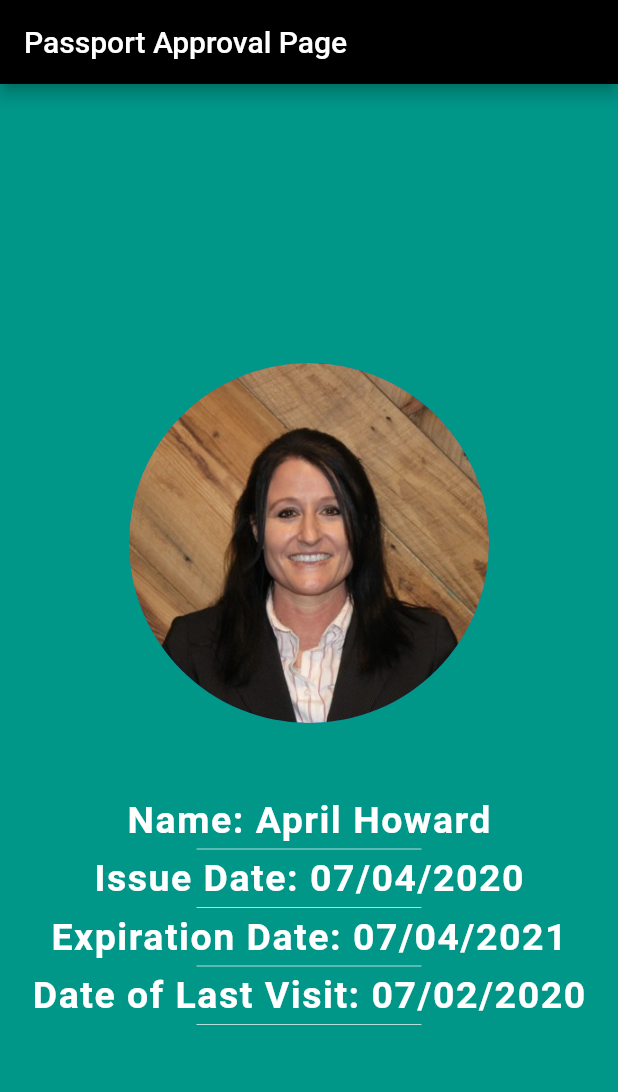
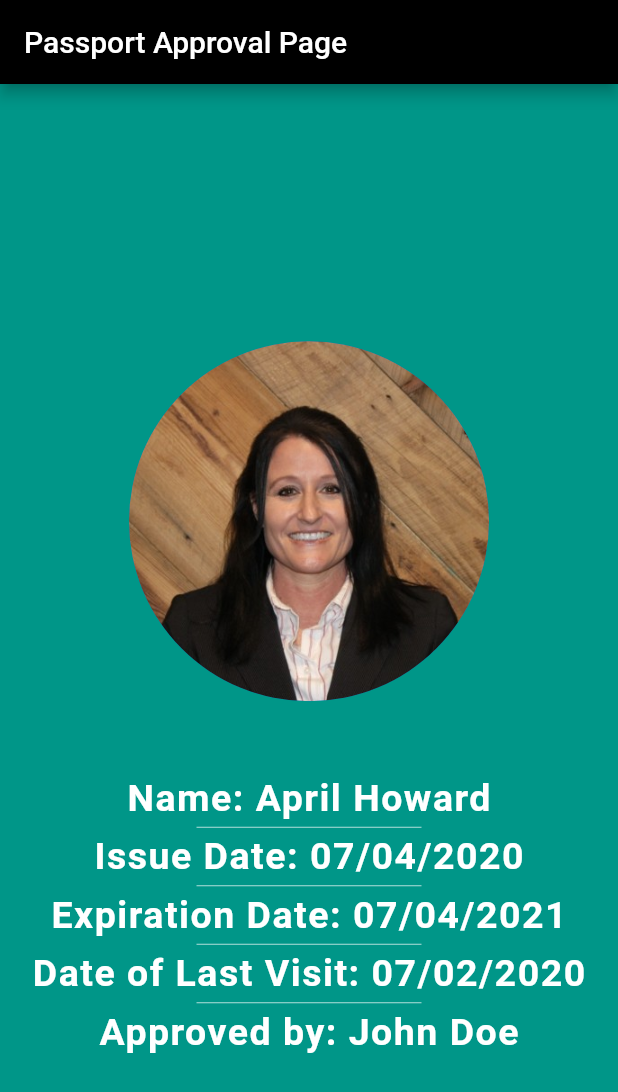
Before and after one commit to apphow/start_to_finish, a Flutter app: the screen it shows after launch, on a phone screen of 412 x 824 dp. Shown: the top 1092 px of the screen. Run offline on Flutter 3.47's test engine with Material 2 defaults, Android fonts, the phone set to English and light mode, and no system bars.

Commit message:
added Approved by field

```diff
--- a/lib/main.dart
+++ b/lib/main.dart
@@ -92,6 +92,15 @@ class MyPassport extends StatelessWidget {
                       color: Colors.teal.shade100,
                     ),
                   ),
+                  Text(
+                    'Approved by: John Doe',
+                    style: TextStyle(
+                      fontSize: 25.0,
+                      fontWeight: FontWeight.bold,
+                      color: Colors.white,
+                      letterSpacing: 1.0,
+                    ),
+                  ),
                 ],
               ),
             ),
```
